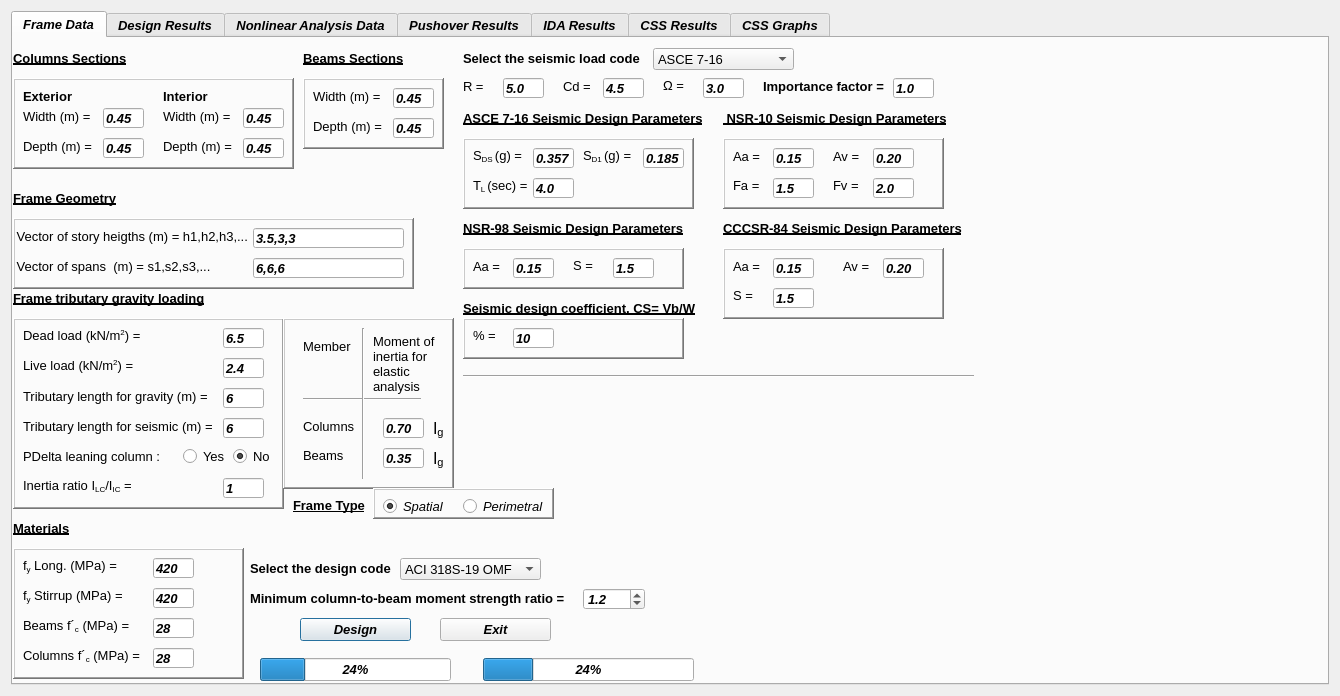
Old version of the form FrameNonLinearACI_1n.ui in the repository vfceball/RC-FIAP.
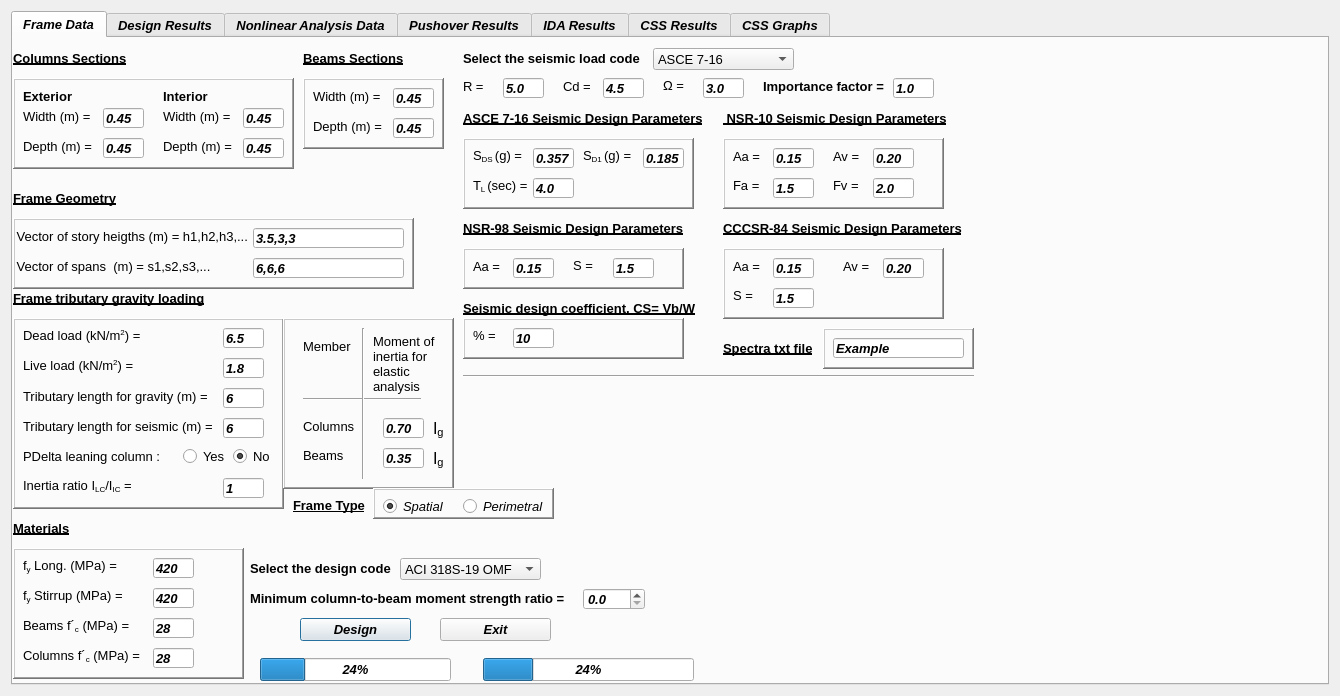
New version of the form. Custom widgets are drawn as their Qt base class.

Diff of the .ui file:
```diff
--- a/FrameNonLinearACI_1n.ui
+++ b/FrameNonLinearACI_1n.ui
@@ -604,7 +604,7 @@
          </rect>
         </property>
         <property name="text">
-         <string>2.4</string>
+         <string>1.8</string>
         </property>
         <property name="placeholderText">
          <string>2</string>
@@ -1516,7 +1516,7 @@
         <double>0.100000000000000</double>
        </property>
        <property name="value">
-        <double>1.200000000000000</double>
+        <double>0.000000000000000</double>
        </property>
       </widget>
       <widget class="QLabel" name="label_77">
@@ -2377,6 +2377,63 @@
         <enum>Qt::AutoText</enum>
        </property>
       </widget>
+      <widget class="QFrame" name="SpectraTxtFile">
+       <property name="geometry">
+        <rect>
+         <x>810</x>
+         <y>290</y>
+         <width>151</width>
+         <height>41</height>
+        </rect>
+       </property>
+       <property name="frameShape">
+        <enum>QFrame::WinPanel</enum>
+       </property>
+       <property name="frameShadow">
+        <enum>QFrame::Raised</enum>
+       </property>
+       <widget class="QLineEdit" name="SpectraFile">
+        <property name="geometry">
+         <rect>
+          <x>10</x>
+          <y>10</y>
+          <width>131</width>
+          <height>20</height>
+         </rect>
+        </property>
+        <property name="text">
+         <string>Example</string>
+        </property>
+        <property name="placeholderText">
+         <string>4.0</string>
+        </property>
+       </widget>
+      </widget>
+      <widget class="QLabel" name="label_96">
+       <property name="geometry">
+        <rect>
+         <x>710</x>
+         <y>300</y>
+         <width>101</width>
+         <height>20</height>
+        </rect>
+       </property>
+       <property name="font">
+        <font>
+         <pointsize>10</pointsize>
+         <weight>75</weight>
+         <italic>false</italic>
+         <bold>true</bold>
+         <underline>true</underline>
+        </font>
+       </property>
+       <property name="text">
+        <string>Spectra txt file</string>
+       </property>
+       <property name="textFormat">
+        <enum>Qt::AutoText</enum>
+       </property>
+      </widget>
      </widget>
      <widget class="QWidget" name="DesignResults">
       <property name="styleSheet">
```
Left out of the diff: 33 changed lines with no effect on the pictures.
